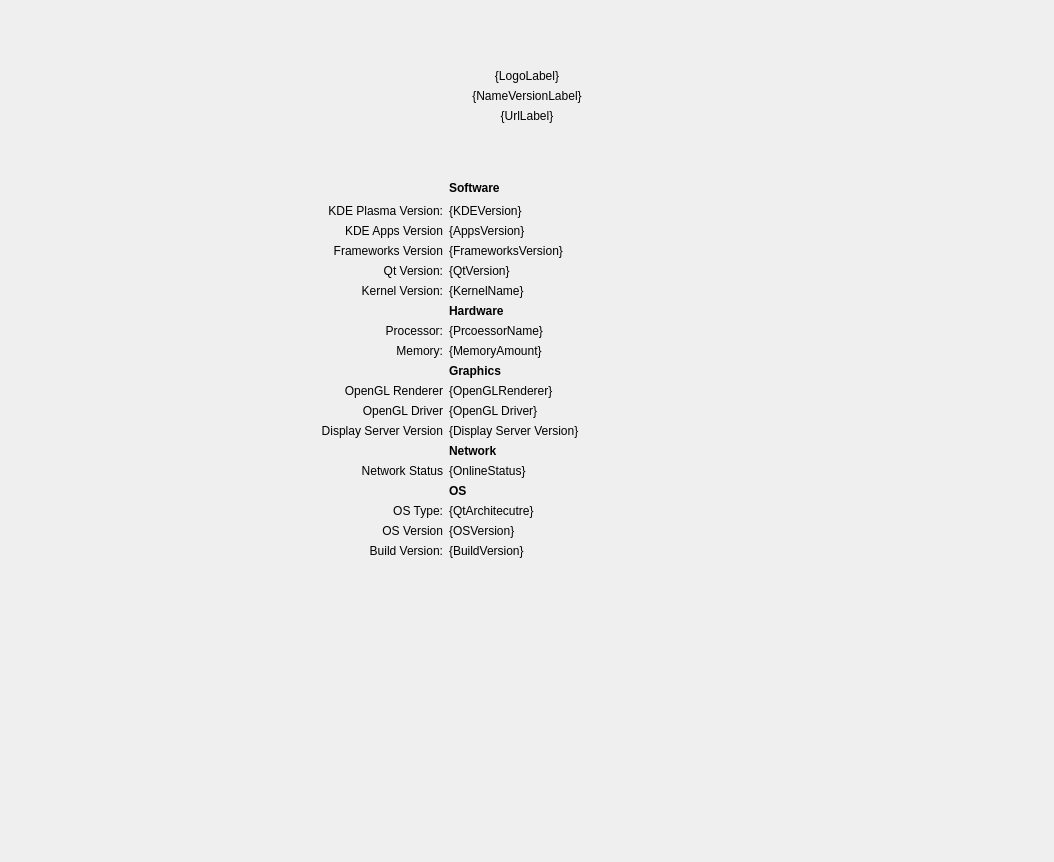
Before: the Qt Designer form src/Module.ui in ds9-extras/kcm-about-extended, drawn with Qt 5.
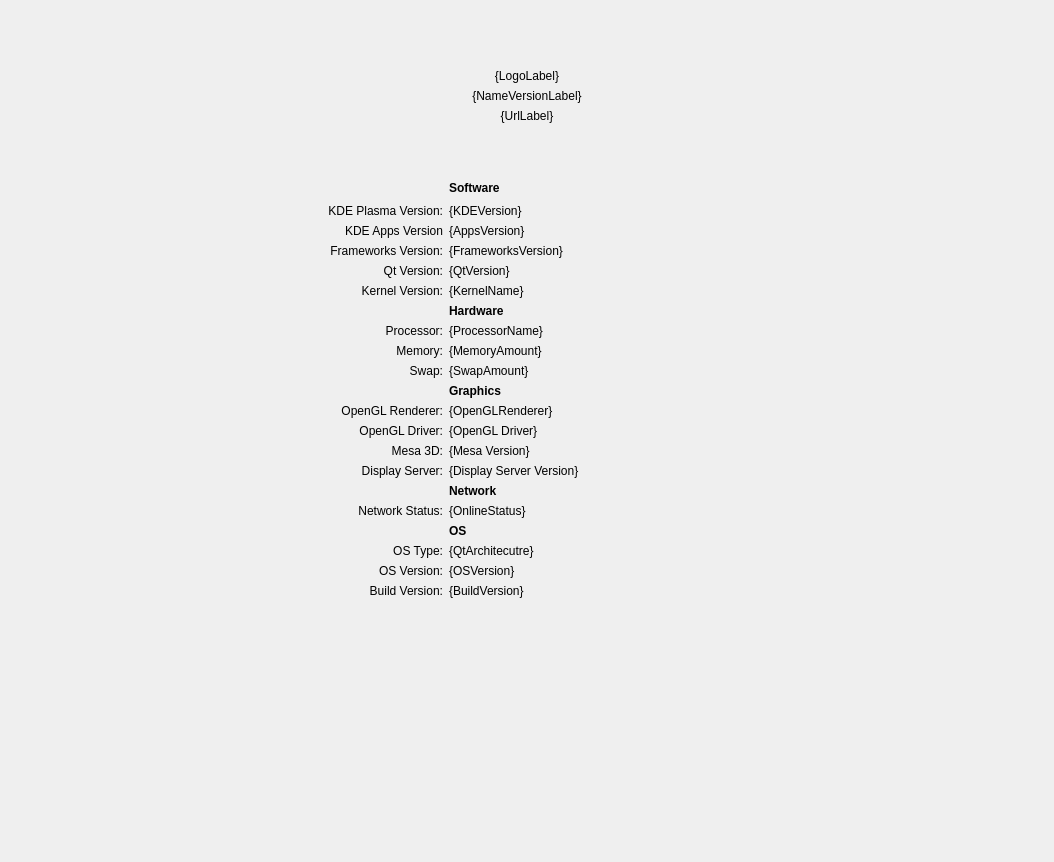
After: the same form once the commit is applied.

Patch:
```diff
--- a/src/Module.ui
+++ b/src/Module.ui
@@ -32,7 +32,17 @@
        </rect>
       </property>
       <layout class="QGridLayout" name="gridLayout">
-       <item row="42" column="3">
+       <item row="38" column="3">
+        <widget class="QLabel" name="mesa3D">
+         <property name="text">
+          <string>Mesa 3D:</string>
+         </property>
+         <property name="alignment">
+          <set>Qt::AlignRight|Qt::AlignTrailing|Qt::AlignVCenter</set>
+         </property>
+        </widget>
+       </item>
+       <item row="46" column="3">
         <widget class="QLabel" name="label_6">
          <property name="text">
           <string>Build Version:</string>
@@ -52,7 +62,7 @@
          </property>
         </widget>
        </item>
-       <item row="42" column="4">
+       <item row="46" column="4">
         <widget class="QLabel" name="buildLabel">
          <property name="text">
           <string>{BuildVersion}</string>
@@ -79,7 +89,7 @@
          </property>
         </widget>
        </item>
-       <item row="45" column="4">
+       <item row="49" column="4">
         <spacer name="verticalSpacer_7">
          <property name="orientation">
           <enum>Qt::Vertical</enum>
@@ -132,17 +142,17 @@
          </property>
         </widget>
        </item>
-       <item row="36" column="3">
+       <item row="39" column="3">
         <widget class="QLabel" name="displayServerVersion">
          <property name="text">
-          <string>Display Server Version</string>
+          <string>Display Server:</string>
          </property>
          <property name="alignment">
           <set>Qt::AlignRight|Qt::AlignTrailing|Qt::AlignVCenter</set>
          </property>
         </widget>
        </item>
-       <item row="45" column="5">
+       <item row="49" column="5">
         <spacer name="verticalSpacer_4">
          <property name="orientation">
           <enum>Qt::Vertical</enum>
@@ -162,7 +172,7 @@
          </property>
         </widget>
        </item>
-       <item row="40" column="3">
+       <item row="44" column="3">
         <widget class="QLabel" name="label_3">
          <property name="text">
           <string>OS Type:</string>
@@ -172,7 +182,7 @@
          </property>
         </widget>
        </item>
-       <item row="38" column="4">
+       <item row="42" column="4">
         <widget class="QLabel" name="networkLabel">
          <property name="text">
           <string>{OnlineStatus}</string>
@@ -196,7 +206,7 @@
          </property>
         </widget>
        </item>
-       <item row="45" column="3">
+       <item row="49" column="3">
         <spacer name="verticalSpacer">
          <property name="orientation">
           <enum>Qt::Vertical</enum>
@@ -212,14 +222,14 @@
        <item row="12" column="3">
         <widget class="QLabel" name="label_9">
          <property name="text">
-          <string>Frameworks Version</string>
+          <string>Frameworks Version:</string>
          </property>
          <property name="alignment">
           <set>Qt::AlignRight|Qt::AlignTrailing|Qt::AlignVCenter</set>
          </property>
         </widget>
        </item>
-       <item row="39" column="4">
+       <item row="43" column="4">
         <widget class="QLabel" name="label_7">
          <property name="font">
           <font>
@@ -239,7 +249,7 @@
          </property>
         </widget>
        </item>
-       <item row="35" column="4">
+       <item row="36" column="4">
         <widget class="QLabel" name="openglDriverLabel">
          <property name="text">
           <string>{OpenGL Driver}</string>
@@ -266,10 +276,10 @@
          </property>
         </widget>
        </item>
-       <item row="35" column="3">
+       <item row="36" column="3">
         <widget class="QLabel" name="openglDriver">
          <property name="text">
-          <string>OpenGL Driver</string>
+          <string>OpenGL Driver:</string>
          </property>
          <property name="alignment">
           <set>Qt::AlignRight|Qt::AlignTrailing|Qt::AlignVCenter</set>
@@ -295,18 +305,18 @@
        <item row="30" column="4">
         <widget class="QLabel" name="processorLabel">
          <property name="text">
-          <string notr="true">{PrcoessorName}</string>
+          <string notr="true">{ProcessorName}</string>
          </property>
         </widget>
        </item>
-       <item row="36" column="4">
+       <item row="39" column="4">
         <widget class="QLabel" name="displayServerVersionLabel">
          <property name="text">
           <string>{Display Server Version}</string>
          </property>
         </widget>
        </item>
-       <item row="33" column="4">
+       <item row="34" column="4">
         <widget class="QLabel" name="label_4">
          <property name="font">
           <font>
@@ -342,7 +352,7 @@
          </property>
         </spacer>
        </item>
-       <item row="37" column="4">
+       <item row="41" column="4">
         <widget class="QLabel" name="label_5">
          <property name="font">
           <font>
@@ -355,7 +365,7 @@
          </property>
         </widget>
        </item>
-       <item row="45" column="7">
+       <item row="49" column="7">
         <spacer name="verticalSpacer_8">
          <property name="orientation">
           <enum>Qt::Vertical</enum>
@@ -368,6 +378,13 @@
          </property>
         </spacer>
        </item>
+       <item row="41" column="7">
+        <widget class="QLabel" name="networkLogo">
+         <property name="text">
+          <string/>
+         </property>
+        </widget>
+       </item>
        <item row="21" column="7">
         <widget class="QLabel" name="hardwareLogo">
          <property name="text">
@@ -375,20 +392,13 @@
          </property>
         </widget>
        </item>
-       <item row="33" column="7">
+       <item row="34" column="7">
         <widget class="QLabel" name="graphicsLogo">
          <property name="text">
           <string/>
          </property>
         </widget>
        </item>
-       <item row="37" column="7">
-        <widget class="QLabel" name="networkLogo">
-         <property name="text">
-          <string/>
-         </property>
-        </widget>
-       </item>
        <item row="0" column="4" colspan="2">
         <widget class="QWidget" name="widget" native="true">
          <layout class="QHBoxLayout" name="horizontalLayout">
@@ -520,24 +530,24 @@
          </property>
         </spacer>
        </item>
-       <item row="34" column="3">
+       <item row="35" column="3">
         <widget class="QLabel" name="opengl">
          <property name="text">
-          <string>OpenGL Renderer</string>
+          <string>OpenGL Renderer:</string>
          </property>
          <property name="alignment">
           <set>Qt::AlignRight|Qt::AlignTrailing|Qt::AlignVCenter</set>
          </property>
         </widget>
        </item>
-       <item row="34" column="4">
+       <item row="35" column="4">
         <widget class="QLabel" name="openglLabel">
          <property name="text">
           <string>{OpenGLRenderer}</string>
          </property>
         </widget>
        </item>
-       <item row="40" column="4">
+       <item row="44" column="4">
         <widget class="QLabel" name="bitsLabel">
          <property name="text">
           <string notr="true">{QtArchitecutre}</string>
@@ -560,33 +570,57 @@
          </property>
         </widget>
        </item>
-       <item row="38" column="3">
+       <item row="42" column="3">
         <widget class="QLabel" name="network">
          <property name="text">
-          <string>Network Status</string>
+          <string>Network Status:</string>
          </property>
          <property name="alignment">
           <set>Qt::AlignRight|Qt::AlignTrailing|Qt::AlignVCenter</set>
          </property>
         </widget>
        </item>
-       <item row="41" column="3">
+       <item row="45" column="3">
         <widget class="QLabel" name="label_8">
          <property name="text">
-          <string>OS Version</string>
+          <string>OS Version:</string>
          </property>
          <property name="alignment">
           <set>Qt::AlignRight|Qt::AlignTrailing|Qt::AlignVCenter</set>
          </property>
         </widget>
        </item>
-       <item row="41" column="4">
+       <item row="45" column="4">
         <widget class="QLabel" name="namedReleaseLabel">
          <property name="text">
           <string>{OSVersion}</string>
          </property>
         </widget>
        </item>
+       <item row="38" column="4">
+        <widget class="QLabel" name="mesaVersionLabel">
+         <property name="text">
+          <string>{Mesa Version}</string>
+         </property>
+        </widget>
+       </item>
+       <item row="33" column="3">
+        <widget class="QLabel" name="swapLabel">
+         <property name="text">
+          <string>Swap:</string>
+         </property>
+         <property name="alignment">
+          <set>Qt::AlignRight|Qt::AlignTrailing|Qt::AlignVCenter</set>
+         </property>
+        </widget>
+       </item>
+       <item row="33" column="4">
+        <widget class="QLabel" name="swapAmount">
+         <property name="text">
+          <string>{SwapAmount}</string>
+         </property>
+        </widget>
+       </item>
       </layout>
      </widget>
     </widget>
```
